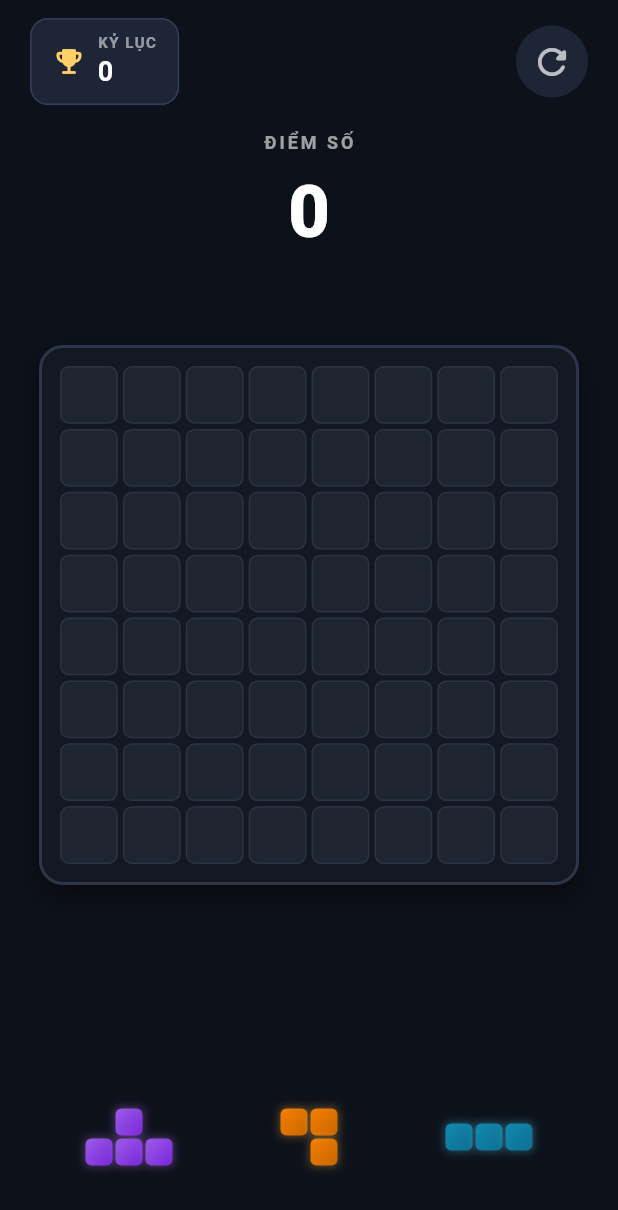
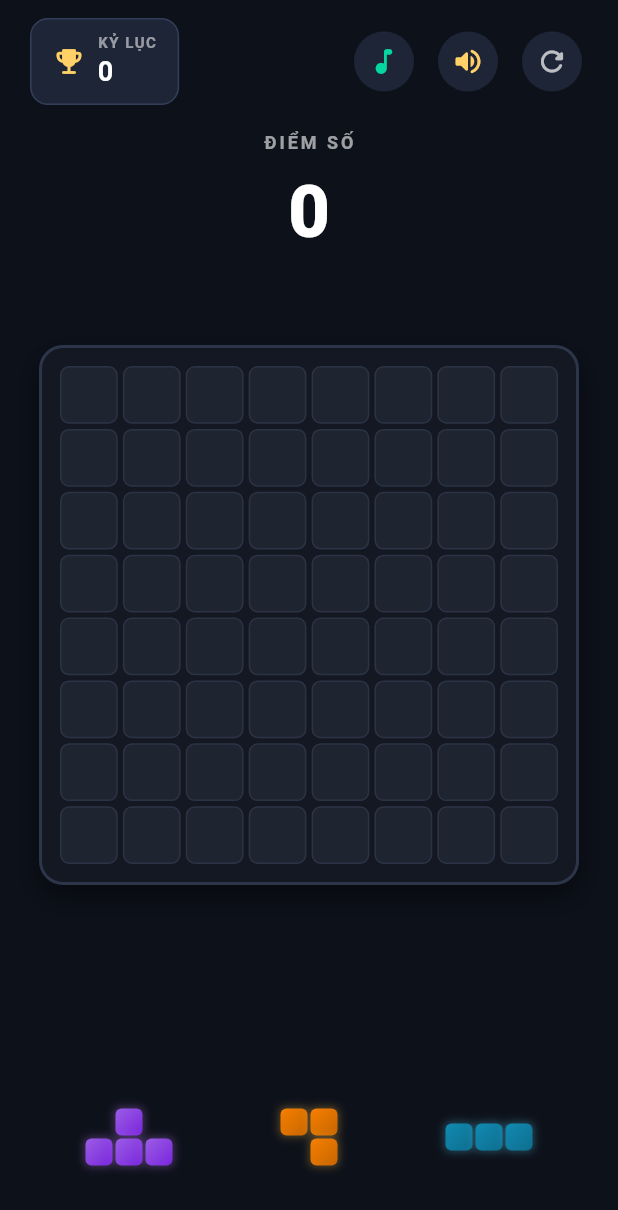
Before and after one commit to gavadehn/block_puzzle, a Flutter app: the screen it shows after launch, on a phone screen of 412 x 824 dp. Shown: the top 1210 px of the screen. Run offline on Flutter 3.47's test engine with Material 3 defaults, Android fonts, the phone set to English and light mode, and no system bars; our stand-ins replace audioplayers.

Commit message:
Integrate audio system: random continuous BGM playlist (bgm1-bgm5), SFX for drop, line clear and new record

```diff
--- a/lib/ui/screens/game_screen.dart
+++ b/lib/ui/screens/game_screen.dart
@@ -1,5 +1,6 @@
 import 'package:flutter/material.dart';
 import '../../logic/game_controller.dart';
+import '../../services/audio_manager.dart';
 import '../widgets/game_board.dart';
 import '../widgets/hand_tray.dart';
 import '../widgets/score_board.dart';
@@ -19,6 +20,9 @@ class _GameScreenState extends State<GameScreen> {
   void initState() {
     super.initState();
     _controller = GameController();
+    WidgetsBinding.instance.addPostFrameCallback((_) {
+      AudioManager.instance.startBgm();
+    });
   }
 
   @override
@@ -29,7 +33,11 @@ class _GameScreenState extends State<GameScreen> {
 
   @override
   Widget build(BuildContext context) {
-    return Scaffold(
+    return GestureDetector(
+      // Ensure web browser audio unlocks on first user tap
+      behavior: HitTestBehavior.translucent,
+      onTapDown: (_) => AudioManager.instance.startBgm(),
+      child: Scaffold(
         backgroundColor: const Color(0xFF0D111A),
         body: SafeArea(
           child: AnimatedBuilder(
@@ -42,7 +50,7 @@ class _GameScreenState extends State<GameScreen> {
                       constraints: const BoxConstraints(maxWidth: 500),
                       child: Column(
                         children: [
-                        // 1. Header & Scoreboard
+                          // 1. Header & Scoreboard with Mute/Unmute buttons
                           ScoreBoardWidget(
                             score: _controller.score,
                             highScore: _controller.highScore,
@@ -85,6 +93,7 @@ class _GameScreenState extends State<GameScreen> {
             },
           ),
         ),
+      ),
     );
   }
 }
--- a/lib/ui/widgets/score_board.dart
+++ b/lib/ui/widgets/score_board.dart
@@ -1,4 +1,5 @@
 import 'package:flutter/material.dart';
+import '../../services/audio_manager.dart';
 
 class ScoreBoardWidget extends StatelessWidget {
   final int score;
@@ -65,16 +66,62 @@ class ScoreBoardWidget extends StatelessWidget {
                 ),
               ),
 
+              // Action Buttons: Music, Sound, Restart
+              ListenableBuilder(
+                listenable: AudioManager.instance,
+                builder: (context, _) {
+                  final audio = AudioManager.instance;
+                  return Row(
+                    mainAxisSize: MainAxisSize.min,
+                    children: [
+                      // Music Toggle Button
+                      IconButton(
+                        onPressed: () => audio.toggleMusic(),
+                        icon: Icon(
+                          audio.isMusicEnabled
+                              ? Icons.music_note_rounded
+                              : Icons.music_off_rounded,
+                          size: 22,
+                        ),
+                        color: audio.isMusicEnabled ? const Color(0xFF06D6A0) : Colors.white38,
+                        tooltip: audio.isMusicEnabled ? 'Tắt nhạc nền' : 'Bật nhạc nền',
+                        style: IconButton.styleFrom(
+                          backgroundColor: const Color(0xFF1E2536),
+                          padding: const EdgeInsets.all(8),
+                        ),
+                      ),
+                      const SizedBox(width: 8),
+                      // Sound Effects Toggle Button
+                      IconButton(
+                        onPressed: () => audio.toggleSound(),
+                        icon: Icon(
+                          audio.isSoundEnabled
+                              ? Icons.volume_up_rounded
+                              : Icons.volume_off_rounded,
+                          size: 22,
+                        ),
+                        color: audio.isSoundEnabled ? const Color(0xFFFFD166) : Colors.white38,
+                        tooltip: audio.isSoundEnabled ? 'Tắt hiệu ứng âm thanh' : 'Bật hiệu ứng âm thanh',
+                        style: IconButton.styleFrom(
+                          backgroundColor: const Color(0xFF1E2536),
+                          padding: const EdgeInsets.all(8),
+                        ),
+                      ),
+                      const SizedBox(width: 8),
                       // Restart Button
                       IconButton(
                         onPressed: onRestart,
-                icon: const Icon(Icons.refresh_rounded, size: 28),
+                        icon: const Icon(Icons.refresh_rounded, size: 22),
                         color: Colors.white70,
                         tooltip: 'Chơi lại',
                         style: IconButton.styleFrom(
                           backgroundColor: const Color(0xFF1E2536),
-                  padding: const EdgeInsets.all(10),
+                          padding: const EdgeInsets.all(8),
                         ),
+                      ),
+                    ],
+                  );
+                },
               ),
             ],
           ),
--- a/pubspec.yaml
+++ b/pubspec.yaml
@@ -11,6 +11,7 @@ dependencies:
   flutter:
     sdk: flutter
   cupertino_icons: ^1.0.8
+  audioplayers: ^6.1.0
 
 dev_dependencies:
   flutter_test:
@@ -19,3 +20,6 @@ dev_dependencies:
 
 flutter:
   uses-material-design: true
+  assets:
+    - assets/sound/
+    - assets/soundtrack/
```
Also changed, not shown: lib/logic/game_controller.dart (+14 -7 lines), lib/services/audio_manager.dart (added, +156 -0 lines), pubspec.lock, 14 other files. Lines whose indentation alone changed are shown as unchanged.
